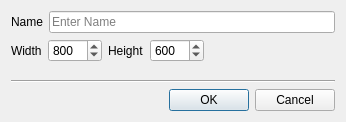
Before: the Qt Designer form Prototyper/Core/new_form_dlg.ui in igormironchik/prototyper, drawn with Qt 5.
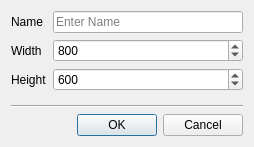
After: the same form once the commit is applied.

Commit message: New disign of NewFormDlg.

Patch:
```diff
--- a/Prototyper/Core/new_form_dlg.ui
+++ b/Prototyper/Core/new_form_dlg.ui
@@ -6,8 +6,8 @@
    <rect>
     <x>0</x>
     <y>0</y>
-    <width>346</width>
-    <height>122</height>
+    <width>254</width>
+    <height>147</height>
    </rect>
   </property>
   <property name="windowTitle">
@@ -15,33 +15,29 @@
   </property>
   <layout class="QVBoxLayout" name="verticalLayout">
    <item>
-    <layout class="QHBoxLayout" name="horizontalLayout">
-     <item>
+    <layout class="QGridLayout" name="gridLayout">
+     <item row="0" column="0">
       <widget class="QLabel" name="label">
        <property name="text">
         <string>Name</string>
        </property>
       </widget>
      </item>
-     <item>
+     <item row="0" column="1">
       <widget class="QLineEdit" name="m_edit">
        <property name="placeholderText">
         <string>Enter Name</string>
        </property>
       </widget>
      </item>
-    </layout>
-   </item>
-   <item>
-    <layout class="QHBoxLayout" name="horizontalLayout_2">
-     <item>
+     <item row="1" column="0">
       <widget class="QLabel" name="label_2">
        <property name="text">
         <string>Width</string>
        </property>
       </widget>
      </item>
-     <item>
+     <item row="1" column="1">
       <widget class="QSpinBox" name="m_width">
        <property name="minimum">
         <number>10</number>
@@ -54,14 +50,14 @@
        </property>
       </widget>
      </item>
-     <item>
+     <item row="2" column="0">
       <widget class="QLabel" name="label_3">
        <property name="text">
         <string>Height</string>
        </property>
       </widget>
      </item>
-     <item>
+     <item row="2" column="1">
       <widget class="QSpinBox" name="m_height">
        <property name="minimum">
         <number>10</number>
@@ -74,19 +70,6 @@
        </property>
       </widget>
      </item>
-     <item>
-      <spacer name="horizontalSpacer">
-       <property name="orientation">
-        <enum>Qt::Horizontal</enum>
-       </property>
-       <property name="sizeHint" stdset="0">
-        <size>
-         <width>18</width>
-         <height>20</height>
-        </size>
-       </property>
-      </spacer>
-     </item>
     </layout>
    </item>
    <item>
```
